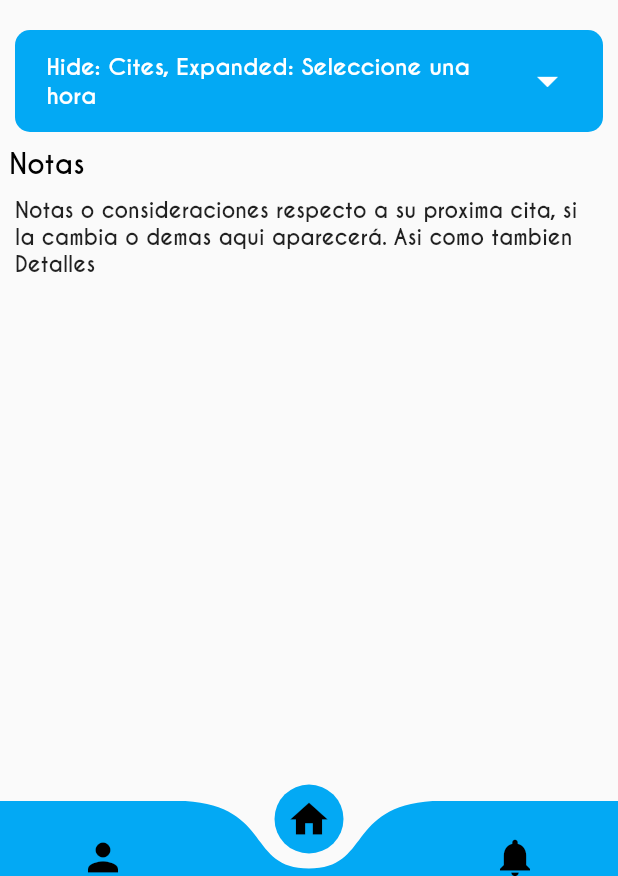
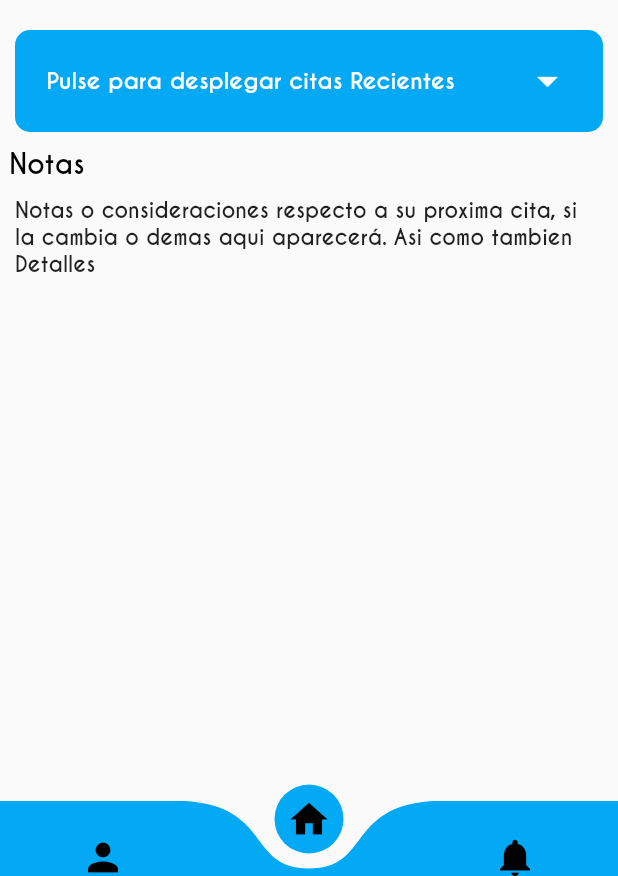
Before and after one commit to RaulHdzDev/blop2, a Flutter app: the BottomNavBar screen opened by its route, on a phone screen of 412 x 824 dp, the part 360-1236 px from its top. Run offline on Flutter 3.47's test engine with Material 2 defaults, Android fonts, the phone set to English and light mode, and no system bars; drawn by our look-alikes of curved_navigation_bar; our stand-ins replace flutter_local_notifications, shared_preferences, simple_animations; accounts and stored records are empty; statements that could not run were skipped; project files that could hold a hidden picture were left out.

Commit message:
pantalla citas y perfil creadas, falta notificaciones

```diff
--- a/lib/animation/ButtonAnimation.dart
+++ b/lib/animation/ButtonAnimation.dart
@@ -146,7 +146,7 @@ class _ButtonAnimationState extends State<ButtonAnimation>
             width: _animation.value,
             height: 50,
             child: AnimatedOpacity(
-              duration: Duration(milliseconds: 200),
+              duration: Duration(milliseconds: 100),
               opacity: barColorOpacity,
               child: Container(
                 decoration: BoxDecoration(color: Colors.white),
--- /dev/null
+++ b/lib/dominio/class/fechas.dart
@@ -0,0 +1,27 @@
+class Fechas{
+
+  int _anio;
+  int _mes;
+  int _dia;
+
+  Fechas(this._anio,this._mes,this._dia);
+
+  set anio(int anio){
+    this._anio=anio;
+  }
+  set mes(int mes){
+    this._mes=mes;
+  }
+  set dia(int dia){
+    this._dia=dia;
+  }
+  get anio{
+    return _anio;
+  }
+  get mes{
+    return _mes;
+  }
+  get dia{
+    return _dia;
+  }
+}
--- /dev/null
+++ b/lib/dominio/providers/cita.dart
@@ -0,0 +1,35 @@
+class Cita{
+  String id_cita;
+  String id_paciente;
+  String id_empleado;
+  String _hora;
+  String _fecha;
+  String _id_camilla;
+  bool _notificate=false;
+
+  Cita(this.id_cita,this.id_paciente,this.id_empleado,this._id_camilla,this._hora,this._fecha,this._notificate);
+
+  get notificate{
+    return notificate;
+  }
+  set notificate(bool notificate){
+    this._notificate=notificate;
+  }
+  get hora{
+    return this._hora;
+  }
+  get fecha {
+    return this._fecha;
+  }
+  get camilla {
+    return this._id_camilla;
+  }
+  Cita.fromJsonMap(Map<dynamic, dynamic> json) {
+    id_cita               = json['id_citas'];
+    id_paciente           = json['id_pacientes'];
+    id_empleado           = json['id_empleados'];
+    _id_camilla           = json['id_camilla'];
+    _hora                 = json['hora'];
+    _fecha                = json['fecha'];
+  }
+}
--- /dev/null
+++ b/lib/dominio/providers/citas_provider.dart
@@ -0,0 +1,29 @@
+
+import 'dart:convert';
+
+import 'package:bloop/dominio/providers/cita.dart';
+import 'package:flutter/cupertino.dart';
+
+class Citas with ChangeNotifier{
+
+  List<Cita> _lista_citas = new List<Cita>();
+
+  fromJsonList(List<dynamic> jsonList){
+    _lista_citas.clear();
+    if(jsonList == null)return;
+    for (var item in jsonList) {
+      final curso = new Cita.fromJsonMap(item);
+      _lista_citas.add(curso);
+    }
+    notifyListeners();
+  }
+  get citas{
+    List<Cita> citas = new List();
+    this._lista_citas.forEach((cita) {
+        citas.add(cita);
+    });
+    return citas;
+  }
+
+
+}
--- /dev/null
+++ b/lib/dominio/utils/citas_util.dart
@@ -0,0 +1,21 @@
+
+import 'dart:convert';
+
+import 'package:bloop/dominio/providers/citas_provider.dart';
+import 'package:http/http.dart' as http;
+
+Future<String> solicitarCitas (int id) async{
+  var client = http.Client();
+    var response = await client.post(
+        'http://mante.hosting.acm.org/hemodialisis/mobile/citas_pacientes.php',
+        body: {
+          "id_pacientes": id.toString(),
+        });
+        return response.body;
+}
+Future<void> getCitas(int id, Citas citasInner) async {
+    return solicitarCitas(id).then((value){
+      final decodedData = json.decode(value);
+      citasInner.fromJsonList(decodedData['Citas_pacientes']);
+    });
+  }
--- a/lib/inicio_nav.dart
+++ b/lib/inicio_nav.dart
@@ -1,7 +1,9 @@
 import 'package:bloop/pages/profile_frag.dart';
 import 'package:flutter/material.dart';
 import 'package:curved_navigation_bar/curved_navigation_bar.dart';
+import 'package:provider/provider.dart';
 
+import 'dominio/providers/citas_provider.dart';
 import 'pages/homepage_frag.dart';
 import 'pages/notification_frag.dart';
 
@@ -11,10 +13,14 @@ class BottomNavBar extends StatefulWidget {
 }
 
 class _BottomNavBarState extends State<BottomNavBar> {
+  IconData icon_1= Icons.person;
+  IconData icon_2= Icons.home;
+  IconData icon_3= Icons.notifications;
+  @override
+  void initState() {
+    super.initState();
+  }
   int pageindex = 1;
-  final homefragment _homefrag = homefragment();
-  final notification_fragment _notfrag = notification_fragment();
-  final profile_fragment _profrag = profile_fragment();
   Widget _showPage = new homefragment();
   Widget _pageChooser(int page) {
     switch (page) {
@@ -40,19 +46,21 @@ class _BottomNavBarState extends State<BottomNavBar> {
 
   @override
   Widget build(BuildContext context) {
-    return Scaffold(
+    return ChangeNotifierProvider(
+      builder: (context)=>Citas(),
+      child: Scaffold(
           bottomNavigationBar: CurvedNavigationBar(
             key: _bottomNavigationKey,
             index: pageindex,
             items: <Widget>[
-            Icon(Icons.person, size: 30, color: Colors.black),
+              Icon(icon_1, size: 30, color: Colors.black),
               Icon(
-              Icons.home,
+                icon_2,
                 size: 30,
                 color: Colors.black,
               ),
               Icon(
-              Icons.notifications,
+                icon_3,
                 size: 30,
                 color: Colors.black,
               ),
@@ -74,6 +82,7 @@ class _BottomNavBarState extends State<BottomNavBar> {
             child: Center(
               child: _showPage,
             ),
-        ));
+          )),
+    );
   }
 }
--- a/lib/main.dart
+++ b/lib/main.dart
@@ -1,3 +1,4 @@
+
 import 'home.dart';
 import 'inicio_nav.dart';
 import 'package:bloop/home.dart';
@@ -11,15 +12,23 @@ void main() async {
   WidgetsFlutterBinding.ensureInitialized();
   final prefs = new SharedPref();
   await prefs.initPrefs();
-  runApp(MaterialApp(
-    home: bloop(),
-    debugShowCheckedModeBanner: false,
-    routes: <String, WidgetBuilder>{
-      "inicio_nav": (BuildContext context) => BottomNavBar(),
-    },
-  ));
+  runApp(MyApp());
 }
 
+class MyApp extends StatelessWidget {
+  const MyApp({Key key}) : super(key: key);
+
+  @override
+  Widget build(BuildContext context) {
+    return  MaterialApp(
+      home: bloop(),
+      debugShowCheckedModeBanner: false,
+      routes: <String, WidgetBuilder>{
+        "inicio_nav": (BuildContext context) => BottomNavBar(),
+      },
+    );
+  }
+}
 class bloop extends StatefulWidget {
   @override
   _bloopState createState() => _bloopState();
@@ -29,7 +38,6 @@ class _bloopState extends State<bloop> {
   final prefs = new SharedPref();
   @override
   void initState() {
-    // TODO: implement initState
     super.initState();
     Timer(
       Duration(seconds: 2),
--- a/lib/pages/homePage_widget/expansionCites.dart
+++ b/lib/pages/homePage_widget/expansionCites.dart
@@ -1,12 +1,21 @@
+import 'package:bloop/dominio/class/fechas.dart';
+import 'package:bloop/dominio/providers/cita.dart';
+import 'package:bloop/dominio/providers/citas_provider.dart';
+import 'package:bloop/dominio/providers/local_notification.dart';
+import 'package:bloop/dominio/sharedPref.dart';
+import 'package:bloop/dominio/utils/citas_util.dart';
 import 'package:flutter/material.dart';
 import 'package:bloop/complements/custom_expansion_tile.dart' as custom;
 import 'package:bloop/pages/homePage_widget/itemCite.dart';
+import 'package:provider/provider.dart';
 
 class ExpansionCites extends StatelessWidget {
   const ExpansionCites({Key key}) : super(key: key);
 
   @override
   Widget build(BuildContext context) {
+    final citas = Provider.of<Citas>(context);
+    final prefers = SharedPref();
     return Container(
       child: Column(
         children: <Widget>[
@@ -18,28 +27,56 @@ class ExpansionCites extends StatelessWidget {
               color: Colors.lightBlue,
               width: double.infinity,
               child: Text(
-            "Hide: Cites, Expanded: Seleccione una hora",
+                "Pulse para desplegar citas Recientes",
                 style: TextStyle(
                   fontSize: 15,
                   color: Colors.white,
                   fontFamily: "CaviarDreams",
                 ),
               ),
-
             ),
-        trailing: Icon(Icons.arrow_drop_down, size: 32, color: Colors.white,),
-        onExpansionChanged: (value){
+            trailing: Icon(
+              Icons.arrow_drop_down,
+              size: 32,
+              color: Colors.white,
+            ),
+            onExpansionChanged: (value) {
+              final localNotification = LocalNotification();
+              localNotification.sendNotificationNow( "Cita por Expirar", "su cita esta por expirar", 12345678);
+              _traerCitas(int.parse(prefers.id),citas);
+              _calcularNotificaciones(citas.citas);
             },
-        children: <Widget>[
-          ItemCite(),
-          ItemCite(),
-          ItemCite(),
-        ],
+            children: items(citas.citas),
           )
-
         ],
       ),
-
     );
   }
+
+  List<Widget> items(List<Cita> citas) {
+    List<Widget> list = new List<Widget>();
+    for (var i = 0; i < citas.length; i++) {
+      list.add(ItemCite(snapshot: citas[i]));
     }
+    return list;
+  }
+
+  void _traerCitas(int parse, Citas citas) {
+    getCitas(parse, citas);
+  }
+
+  void _calcularNotificaciones(citas) {
+    final localNotification = LocalNotification();
+    for (Cita cita in citas) {
+      List<Fechas> fecha = new List<Fechas>();
+      var item =cita.fecha.toString().trim().split("-").toList();
+      for (int i = 0; i<item.length;i++) {
+        fecha.add(new Fechas(int.parse(item[0]),int.parse(item[1]),int.parse(item[2])));
+        break;
+      }
+      for (var item in fecha) {
+        localNotification.sendNotification(DateTime.utc(item.anio,item.mes,item.dia), "Cita", "subText", 12345678);
+      }
+    }
+  }
+}
--- a/lib/pages/homepage_frag.dart
+++ b/lib/pages/homepage_frag.dart
@@ -1,6 +1,6 @@
+import 'package:bloop/dominio/providers/citas_provider.dart';
+import 'package:bloop/dominio/sharedPref.dart';
 import 'package:flutter/material.dart';
-import 'package:bloop/complements/custom_expansion_tile.dart' as custom;
-import 'package:fluttertoast/fluttertoast.dart';
 import 'package:bloop/animation/FadeAnimation.dart';
 import 'package:bloop/pages/homePage_widget/expansionCites.dart';
 import '../animation/FadeAnimation.dart';
@@ -13,9 +13,14 @@ class homefragment extends StatefulWidget {
 }
 
 class _homefragmentState extends State<homefragment> {
+  @override
+  void initState() {
+    super.initState();
+  }
+
   String _txtcita = " Próxima cita:";
-  String _nota="Notas o consideraciones respecto a su proxima cita, si la cambia o demas aqui aparecerá. Asi como tambien Detalles";
-  String _txttiempo = " 3 días con 4 horas";
+  String _nota =
+      "Notas o consideraciones respecto a su proxima cita, si la cambia o demas aqui aparecerá. Asi como tambien Detalles";
   @override
   Widget build(BuildContext context) {
     return Scaffold(
@@ -28,8 +33,9 @@ class _homefragmentState extends State<homefragment> {
             CircleAvatar(
               backgroundColor: Colors.transparent,
               radius: 110.0,
-              child:
-              FadeAnimation(1,Image(
+              child: FadeAnimation(
+                1,
+                Image(
                   image: AssetImage('assets/logohemo.png'),
                 ),
               ),
@@ -37,7 +43,9 @@ class _homefragmentState extends State<homefragment> {
             SizedBox(
               height: 10,
             ),
-            FadeAnimation (1.2, Container(
+            FadeAnimation(
+              1.2,
+              Container(
                   padding: const EdgeInsets.all(5),
                   margin: EdgeInsets.all(10.0),
                   decoration: BoxDecoration(
@@ -50,14 +58,19 @@ class _homefragmentState extends State<homefragment> {
                   ),
                   child: ExpansionCites()),
             ),
-            FadeAnimation(1.3,Text(
+            FadeAnimation(
+              1.3,
+              Text(
                 " Notas",
                 style: TextStyle(
                     color: Colors.black,
                     fontFamily: "CaviarDreams",
                     fontSize: 18),
-            ),),
-            FadeAnimation(1.5,  Container(
+              ),
+            ),
+            FadeAnimation(
+                1.5,
+                Container(
                   margin: EdgeInsets.all(10.0),
                   height: 135,
                   decoration: BoxDecoration(
@@ -68,19 +81,16 @@ class _homefragmentState extends State<homefragment> {
                         bottomLeft: Radius.circular(10),
                         bottomRight: Radius.circular(10)),
                   ),
-                             child: SingleChildScrollView(child: Text(_nota,style: TextStyle(fontFamily: "CaviarDreams"),),),
-                                )
-            )
+                  child: SingleChildScrollView(
+                    child: Text(
+                      _nota,
+                      style: TextStyle(fontFamily: "CaviarDreams"),
+                    ),
+                  ),
+                ))
           ],
         ),
       ),
     );
   }
-
-  void _showToast(String message) {
-    Fluttertoast.showToast(
-      msg: message,
-      fontSize: 15,
-    );
 }
-}
--- a/lib/pages/notification_widget/header.dart
+++ b/lib/pages/notification_widget/header.dart
@@ -26,7 +26,6 @@ class Header extends StatelessWidget {
                   ),
                 ],
               )),
-              IconButton(icon: Icon(Icons.search), color: Colors.black87,onPressed: (){}),
               IconButton(icon: Icon(Icons.delete), color: Colors.black87,onPressed: (){})
         ],
       ),
--- a/pubspec.yaml
+++ b/pubspec.yaml
@@ -18,6 +18,9 @@ dependencies:
   simple_animations: ^1.3.3
   http: ^0.12.0+4
   shared_preferences: ^0.5.6+3
+  firebase_messaging: ^6.0.13
+  flutter_local_notifications: ^1.4.1
+  provider: ^2.0.1
 
 
 dev_dependencies:
```
Also changed, not shown: lib/dominio/providers/local_notification.dart (added, +53 -0 lines), lib/dominio/sharedPref.dart (+10 -0 lines), lib/home.dart (+7 -3 lines), lib/pages/homePage_widget/itemCite.dart (+23 -7 lines), lib/pages/notification_frag.dart (+11 -1 lines), lib/pages/notification_widget/list.dart (+7 -3 lines), lib/pages/profile_frag.dart (+87 -58 lines), pubspec.lock, 12 other files. Lines whose indentation alone changed are shown as unchanged.
